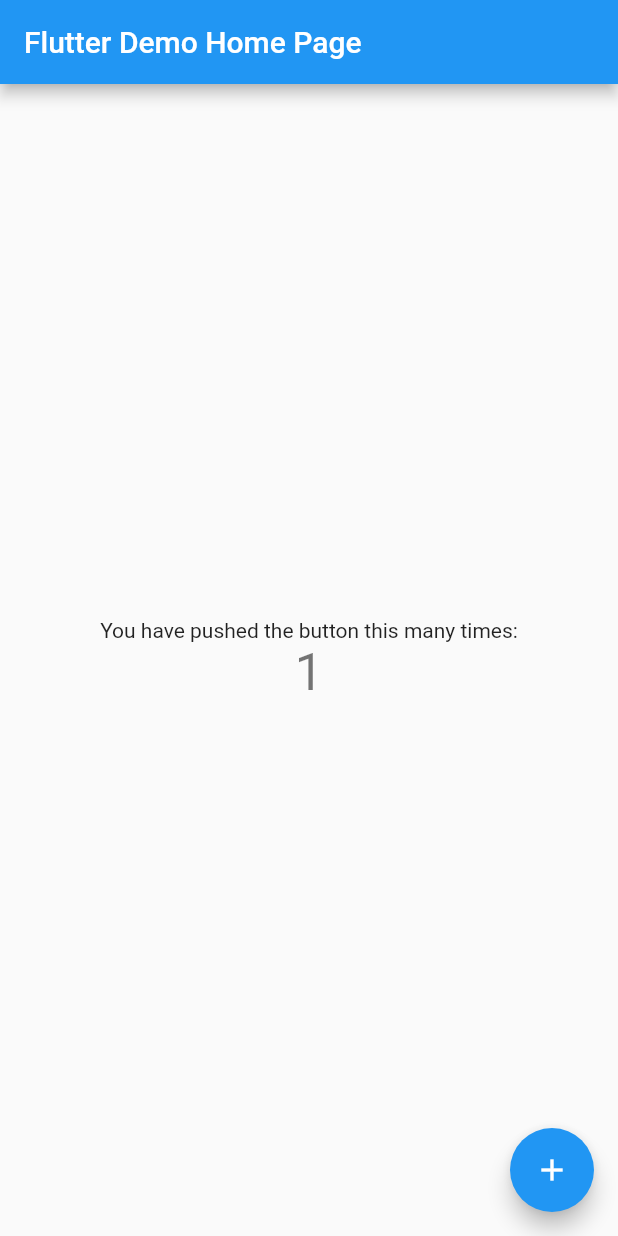
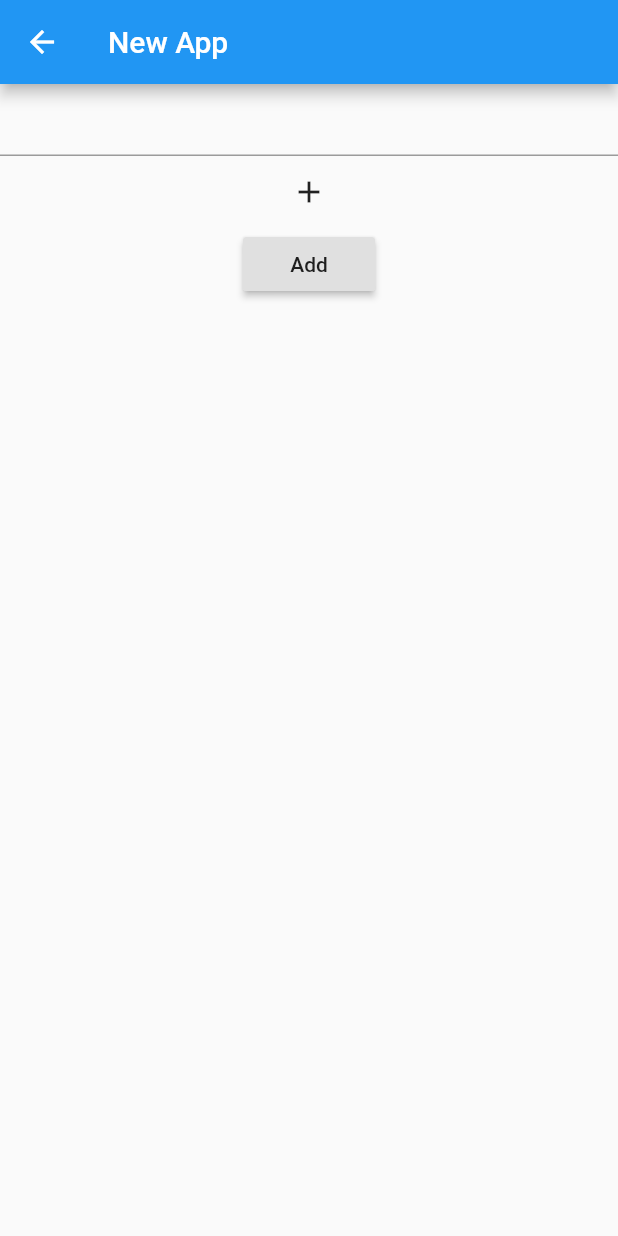
Before and after one commit to nicolas-andalaft/app_bundles, a Flutter app: the screen it shows after launch, after a tap on the "add" icon, on a phone screen of 412 x 824 dp. Run offline on Flutter 3.47's test engine with Material 2 defaults, Android fonts, the phone set to English and light mode, and no system bars; our stand-ins replace sqflite; accounts and stored records are empty.

Commit message:
App screens and forms added

```diff
--- a/lib/main.dart
+++ b/lib/main.dart
@@ -1,3 +1,6 @@
+import 'package:app_bundles/screens/app_form.dart';
+import 'package:app_bundles/screens/bundle_form.dart';
+import 'package:app_bundles/screens/homepage.dart';
 import 'package:flutter/material.dart';
 
 void main() {
@@ -5,113 +8,21 @@ void main() {
 }
 
 class MyApp extends StatelessWidget {
-  // This widget is the root of your application.
   @override
   Widget build(BuildContext context) {
     return MaterialApp(
-      title: 'Flutter Demo',
+      debugShowCheckedModeBanner: false,
+      title: 'App Bundles',
       theme: ThemeData(
-        // This is the theme of your application.
-        //
-        // Try running your application with "flutter run". You'll see the
-        // application has a blue toolbar. Then, without quitting the app, try
-        // changing the primarySwatch below to Colors.green and then invoke
-        // "hot reload" (press "r" in the console where you ran "flutter run",
-        // or simply save your changes to "hot reload" in a Flutter IDE).
-        // Notice that the counter didn't reset back to zero; the application
-        // is not restarted.
         primarySwatch: Colors.blue,
-        // This makes the visual density adapt to the platform that you run
-        // the app on. For desktop platforms, the controls will be smaller and
-        // closer together (more dense) than on mobile platforms.
         visualDensity: VisualDensity.adaptivePlatformDensity,
       ),
-      home: MyHomePage(title: 'Flutter Demo Home Page'),
+      initialRoute: '/home',
+      routes: {
+        '/home': (context) => Homepage(),
+        '/appform': (context) => BookmarkForm(),
+        '/bundleform': (context) => BundleForm(),
+      },
     );
   }
 }
-
-class MyHomePage extends StatefulWidget {
-  MyHomePage({Key key, this.title}) : super(key: key);
-
-  // This widget is the home page of your application. It is stateful, meaning
-  // that it has a State object (defined below) that contains fields that affect
-  // how it looks.
-
-  // This class is the configuration for the state. It holds the values (in this
-  // case the title) provided by the parent (in this case the App widget) and
-  // used by the build method of the State. Fields in a Widget subclass are
-  // always marked "final".
-
-  final String title;
-
-  @override
-  _MyHomePageState createState() => _MyHomePageState();
-}
-
-class _MyHomePageState extends State<MyHomePage> {
-  int _counter = 0;
-
-  void _incrementCounter() {
-    setState(() {
-      // This call to setState tells the Flutter framework that something has
-      // changed in this State, which causes it to rerun the build method below
-      // so that the display can reflect the updated values. If we changed
-      // _counter without calling setState(), then the build method would not be
-      // called again, and so nothing would appear to happen.
-      _counter++;
-    });
-  }
-
-  @override
-  Widget build(BuildContext context) {
-    // This method is rerun every time setState is called, for instance as done
-    // by the _incrementCounter method above.
-    //
-    // The Flutter framework has been optimized to make rerunning build methods
-    // fast, so that you can just rebuild anything that needs updating rather
-    // than having to individually change instances of widgets.
-    return Scaffold(
-      appBar: AppBar(
-        // Here we take the value from the MyHomePage object that was created by
-        // the App.build method, and use it to set our appbar title.
-        title: Text(widget.title),
-      ),
-      body: Center(
-        // Center is a layout widget. It takes a single child and positions it
-        // in the middle of the parent.
-        child: Column(
-          // Column is also a layout widget. It takes a list of children and
-          // arranges them vertically. By default, it sizes itself to fit its
-          // children horizontally, and tries to be as tall as its parent.
-          //
-          // Invoke "debug painting" (press "p" in the console, choose the
-          // "Toggle Debug Paint" action from the Flutter Inspector in Android
-          // Studio, or the "Toggle Debug Paint" command in Visual Studio Code)
-          // to see the wireframe for each widget.
-          //
-          // Column has various properties to control how it sizes itself and
-          // how it positions its children. Here we use mainAxisAlignment to
-          // center the children vertically; the main axis here is the vertical
-          // axis because Columns are vertical (the cross axis would be
-          // horizontal).
-          mainAxisAlignment: MainAxisAlignment.center,
-          children: <Widget>[
-            Text(
-              'You have pushed the button this many times:',
-            ),
-            Text(
-              '$_counter',
-              style: Theme.of(context).textTheme.headline4,
-            ),
-          ],
-        ),
-      ),
-      floatingActionButton: FloatingActionButton(
-        onPressed: _incrementCounter,
-        tooltip: 'Increment',
-        child: Icon(Icons.add),
-      ), // This trailing comma makes auto-formatting nicer for build methods.
-    );
-  }
-}
--- /dev/null
+++ b/lib/screens/app_form.dart
@@ -0,0 +1,81 @@
+import 'package:app_bundles/database/app_dao.dart';
+import 'package:app_bundles/database/bundle_dao.dart';
+import 'package:app_bundles/models/app.dart';
+import 'package:app_bundles/models/bundle.dart';
+
+import 'package:flutter/material.dart';
+
+class BookmarkForm extends StatefulWidget {
+  @override
+  _BookmarkFormState createState() => _BookmarkFormState();
+}
+
+class _BookmarkFormState extends State<BookmarkForm> {
+  final _formKey = GlobalKey<FormState>();
+  final _appLinkController = TextEditingController();
+  int _bundleIndex = 0;
+  List<Bundle> _bundles = List();
+
+  void _getBundleList() {
+    BundleDao.readAll().then((data) => setState(() => _bundles = data));
+  }
+
+  @override
+  void initState() {
+    _getBundleList();
+    super.initState();
+  }
+
+  @override
+  Widget build(BuildContext context) {
+    return Scaffold(
+      appBar: AppBar(title: Text('New App')),
+      body: Form(
+        key: _formKey,
+        child: Column(
+          mainAxisSize: MainAxisSize.min,
+          children: [
+            TextFormField(
+              controller: _appLinkController,
+              validator: (text) {
+                if (text.isEmpty)
+                  return 'Required';
+                else
+                  return null;
+              },
+            ),
+            Wrap(
+              spacing: 10,
+              children: List.generate(
+                _bundles.length,
+                (index) => ChoiceChip(
+                  label: Text('${_bundles[index].name}'),
+                  selected: _bundleIndex == index,
+                  onSelected: (bool selected) =>
+                      setState(() => _bundleIndex = index),
+                ),
+              ),
+            ),
+            FlatButton(
+              child: Icon(Icons.add),
+              onPressed: () => Navigator.of(context)
+                  .pushNamed('/bundleform')
+                  .whenComplete(() => _getBundleList()),
+            ),
+            RaisedButton(
+              child: Text('Add'),
+              onPressed: () {
+                if (!_formKey.currentState.validate()) return;
+
+                App newapp = App();
+                newapp.appLink = _appLinkController.text;
+                newapp.bundleId = _bundles[_bundleIndex].id;
+                AppDao.create(newapp).then((_) => Navigator.pop(context));
+              },
+            ),
+          ],
+        ),
+      ),
+    );
+  }
+}
--- /dev/null
+++ b/lib/screens/homepage.dart
@@ -0,0 +1,62 @@
+import 'package:app_bundles/database/bundle_dao.dart';
+import 'package:app_bundles/models/bundle.dart';
+import 'package:app_bundles/screens/bundle_screen.dart';
+import 'package:flutter/material.dart';
+
+class Homepage extends StatefulWidget {
+  @override
+  _HomepageState createState() => _HomepageState();
+}
+
+class _HomepageState extends State<Homepage> {
+  @override
+  Widget build(BuildContext context) {
+    return Scaffold(
+      appBar: AppBar(title: Text('App Bundles')),
+      body: FutureBuilder(
+        future: BundleDao.readAll(),
+        builder: (context, snapshot) {
+          if (snapshot.connectionState == ConnectionState.active)
+            return Center(
+              child: CircularProgressIndicator(),
+            );
+
+          if (snapshot.connectionState == ConnectionState.done) {
+            if (snapshot.hasData) {
+              List<Bundle> data = snapshot.data;
+              return ListView.builder(
+                itemCount: data.length,
+                itemBuilder: (context, index) {
+                  return Card(
+                    margin: const EdgeInsets.symmetric(
+                        horizontal: 30, vertical: 10),
+                    child: ListTile(
+                      contentPadding: const EdgeInsets.symmetric(
+                          horizontal: 30, vertical: 20),
+                      leading: Icon(Icons.folder_open),
+                      title: Text('${data[index].name}'),
+                      onTap: () => Navigator.push(
+                        context,
+                        MaterialPageRoute(
+                          builder: (context) => BundleScreen(data[index]),
+                        ),
+                      ).whenComplete(() => setState(() {})),
+                    ),
+                  );
+                },
+              );
+            } else
+              return Text('No Bundle Created');
+          }
+          return Container();
+        },
+      ),
+      floatingActionButton: FloatingActionButton(
+        child: Icon(Icons.add),
+        onPressed: () => Navigator.of(context)
+            .pushNamed('/appform')
+            .whenComplete(() => setState(() {})),
+      ),
+    );
+  }
+}
```
Also changed, not shown: lib/screens/bundle_form.dart (added, +42 -0 lines), lib/screens/bundle_screen.dart (added, +56 -0 lines), 1 other file.
